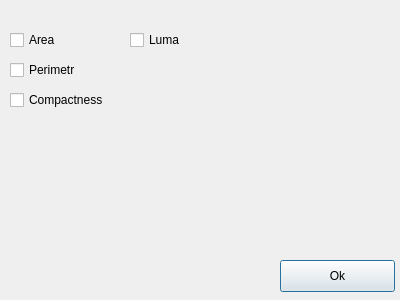
Above: ChooseFeaturesWindow.ui from PavelKubitski/testCV2 before the change. Below: the same form after it.
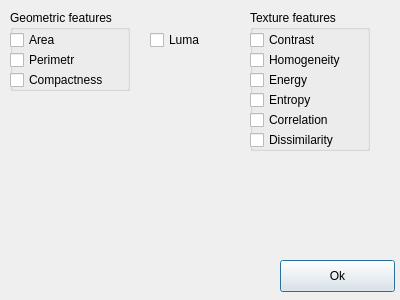
That is the form after the change.

Commit message: add checkBoxes to texture features

```diff
--- a/ChooseFeaturesWindow.ui
+++ b/ChooseFeaturesWindow.ui
@@ -13,49 +13,10 @@
   <property name="windowTitle">
    <string>Dialog</string>
   </property>
-  <widget class="QCheckBox" name="areaCheckBox">
-   <property name="geometry">
-    <rect>
-     <x>10</x>
-     <y>30</y>
-     <width>89</width>
-     <height>20</height>
-    </rect>
-   </property>
-   <property name="text">
-    <string>Area</string>
-   </property>
-  </widget>
-  <widget class="QCheckBox" name="perimetrCheckBox">
-   <property name="geometry">
-    <rect>
-     <x>10</x>
-     <y>60</y>
-     <width>89</width>
-     <height>20</height>
-    </rect>
-   </property>
-   <property name="text">
-    <string>Perimetr</string>
-   </property>
-  </widget>
-  <widget class="QCheckBox" name="compactnessCheckBox">
-   <property name="geometry">
-    <rect>
-     <x>10</x>
-     <y>90</y>
-     <width>111</width>
-     <height>20</height>
-    </rect>
-   </property>
-   <property name="text">
-    <string>Compactness</string>
-   </property>
-  </widget>
   <widget class="QCheckBox" name="lumaCheckBox">
    <property name="geometry">
     <rect>
-     <x>130</x>
+     <x>150</x>
      <y>30</y>
      <width>89</width>
      <height>20</height>
@@ -78,6 +39,149 @@
     <string>Ok</string>
    </property>
   </widget>
+  <widget class="QGroupBox" name="groupBox">
+   <property name="geometry">
+    <rect>
+     <x>250</x>
+     <y>10</y>
+     <width>120</width>
+     <height>141</height>
+    </rect>
+   </property>
+   <property name="title">
+    <string>Texture features</string>
+   </property>
+   <widget class="QCheckBox" name="dissimilarityCheckBox">
+    <property name="geometry">
+     <rect>
+      <x>0</x>
+      <y>120</y>
+      <width>101</width>
+      <height>20</height>
+     </rect>
+    </property>
+    <property name="text">
+     <string>Dissimilarity</string>
+    </property>
+   </widget>
+   <widget class="QCheckBox" name="energyCheckBox">
+    <property name="geometry">
+     <rect>
+      <x>0</x>
+      <y>60</y>
+      <width>101</width>
+      <height>20</height>
+     </rect>
+    </property>
+    <property name="text">
+     <string>Energy</string>
+    </property>
+   </widget>
+   <widget class="QCheckBox" name="contrastCheckBox">
+    <property name="geometry">
+     <rect>
+      <x>0</x>
+      <y>20</y>
+      <width>89</width>
+      <height>20</height>
+     </rect>
+    </property>
+    <property name="text">
+     <string>Contrast</string>
+    </property>
+   </widget>
+   <widget class="QCheckBox" name="correlationCheckBox">
+    <property name="geometry">
+     <rect>
+      <x>0</x>
+      <y>100</y>
+      <width>91</width>
+      <height>20</height>
+     </rect>
+    </property>
+    <property name="text">
+     <string>Correlation</string>
+    </property>
+   </widget>
+   <widget class="QCheckBox" name="homogeneityCheckBox">
+    <property name="geometry">
+     <rect>
+      <x>0</x>
+      <y>40</y>
+      <width>111</width>
+      <height>20</height>
+     </rect>
+    </property>
+    <property name="text">
+     <string>Homogeneity</string>
+    </property>
+   </widget>
+   <widget class="QCheckBox" name="entropyCheckBox">
+    <property name="geometry">
+     <rect>
+      <x>0</x>
+      <y>80</y>
+      <width>89</width>
+      <height>20</height>
+     </rect>
+    </property>
+    <property name="text">
+     <string>Entropy</string>
+    </property>
+   </widget>
+  </widget>
+  <widget class="QGroupBox" name="groupBox_2">
+   <property name="geometry">
+    <rect>
+     <x>10</x>
+     <y>10</y>
+     <width>120</width>
+     <height>81</height>
+    </rect>
+   </property>
+   <property name="title">
+    <string>Geometric features</string>
+   </property>
+   <widget class="QCheckBox" name="compactnessCheckBox">
+    <property name="geometry">
+     <rect>
+      <x>0</x>
+      <y>60</y>
+      <width>111</width>
+      <height>20</height>
+     </rect>
+    </property>
+    <property name="text">
+     <string>Compactness</string>
+    </property>
+   </widget>
+   <widget class="QCheckBox" name="areaCheckBox">
+    <property name="geometry">
+     <rect>
+      <x>0</x>
+      <y>20</y>
+      <width>89</width>
+      <height>20</height>
+     </rect>
+    </property>
+    <property name="text">
+     <string>Area</string>
+    </property>
+   </widget>
+   <widget class="QCheckBox" name="perimetrCheckBox">
+    <property name="geometry">
+     <rect>
+      <x>0</x>
+      <y>40</y>
+      <width>89</width>
+      <height>20</height>
+     </rect>
+    </property>
+    <property name="text">
+     <string>Perimetr</string>
+    </property>
+   </widget>
+  </widget>
  </widget>
  <resources/>
  <connections/>
```
The commit also changes 5 other files.
